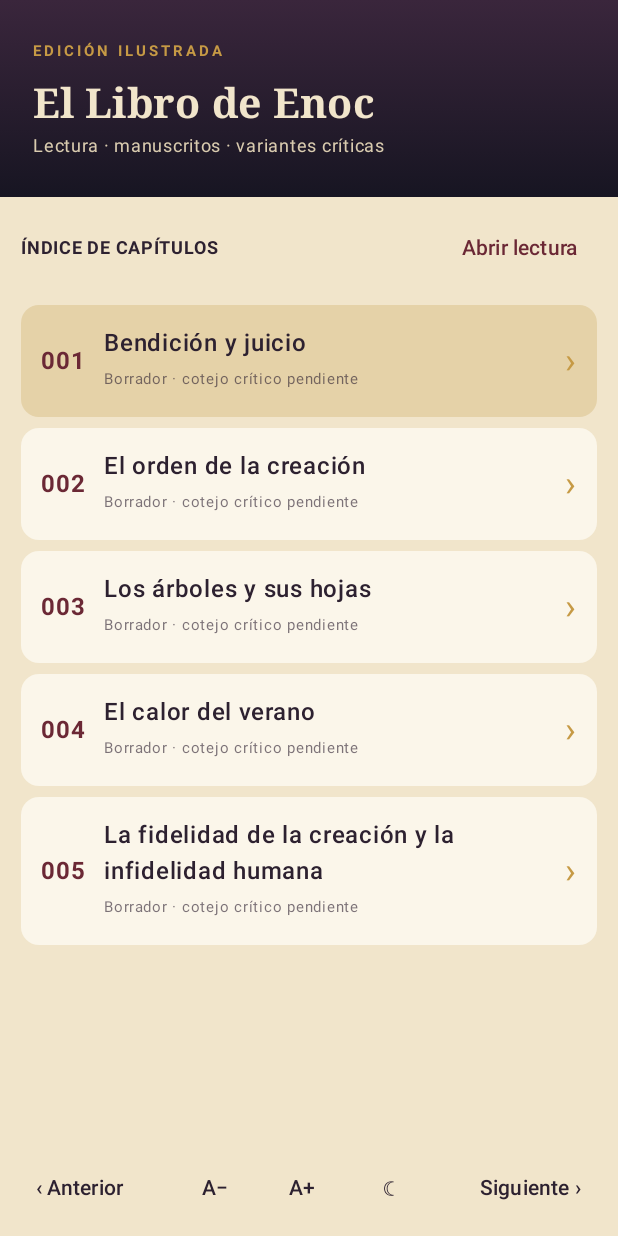
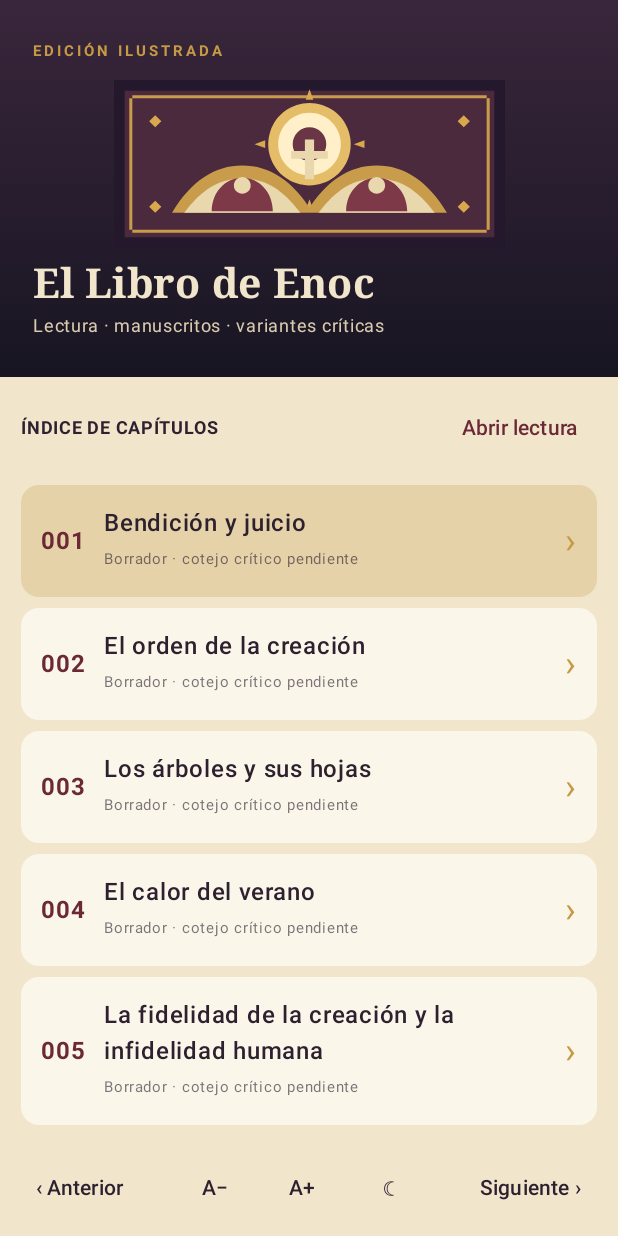
Before and after one commit to mimtrix2236-png/El-libro-de-enoc, an Android app built with Jetpack Compose: the screen it shows after launch (MainActivity), on a phone screen of 412 x 824 dp. Run offline under Robolectric (Android 15) with nearby library versions, the phone set to English and light mode, and no system bars.

Commit message:
Integrar ilustración original en la cabecera del lector

```diff
--- a/app/src/main/java/com/mimtrix/libroenoc/MainActivity.kt
+++ b/app/src/main/java/com/mimtrix/libroenoc/MainActivity.kt
@@ -3,6 +3,8 @@ package com.mimtrix.libroenoc
 import android.os.Bundle
 import androidx.activity.ComponentActivity
 import androidx.activity.compose.setContent
+import androidx.compose.foundation.Image
+import androidx.compose.ui.res.painterResource
 import androidx.compose.foundation.background
 import androidx.compose.foundation.clickable
 import androidx.compose.foundation.layout.*
@@ -53,6 +55,8 @@ private fun EnocReader() {
                 ) {
                     Text("EDICIÓN ILUSTRADA", color = Gold, fontSize = 10.sp, fontWeight = FontWeight.Bold, letterSpacing = 2.sp)
                     Spacer(Modifier.height(7.dp))
+                    Image(painterResource(R.drawable.enoch_illumination_banner), contentDescription = "Ilustración ornamental inspirada en manuscritos etiópicos", modifier = Modifier.fillMaxWidth().height(112.dp))
+                    Spacer(Modifier.height(8.dp))
                     Text("El Libro de Enoc", color = Parchment, fontSize = 27.sp, fontWeight = FontWeight.Bold, fontFamily = FontFamily.Serif)
                     Text("Lectura · manuscritos · variantes críticas", color = Color(0xFFD9CBAF), fontSize = 12.sp)
                 }
```
